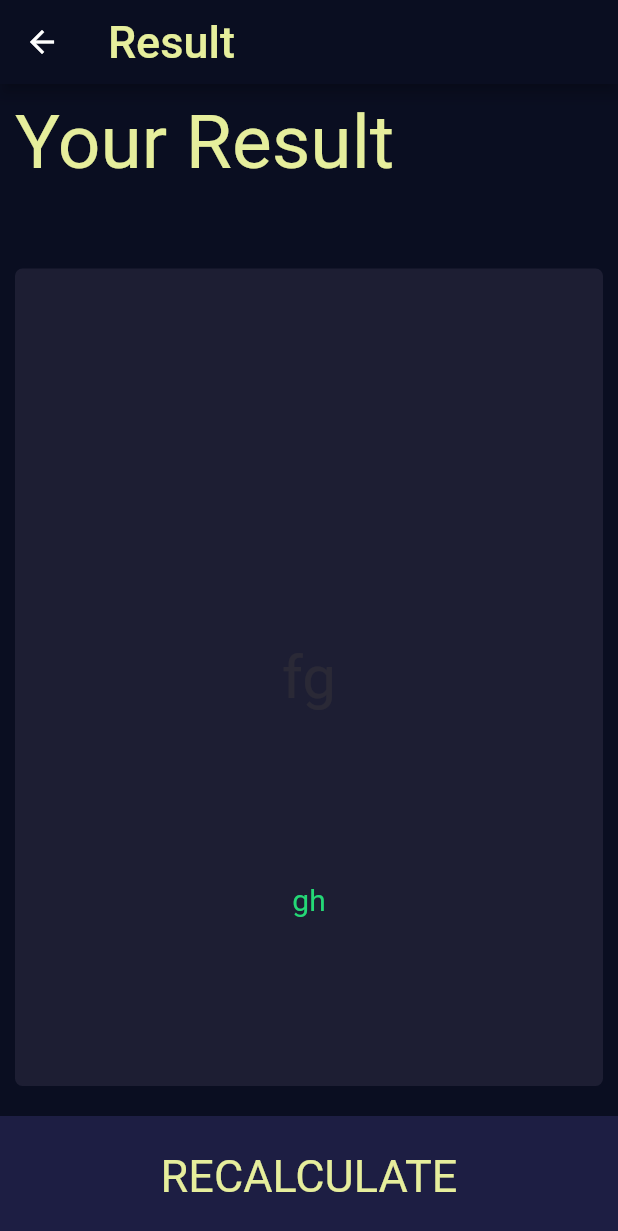
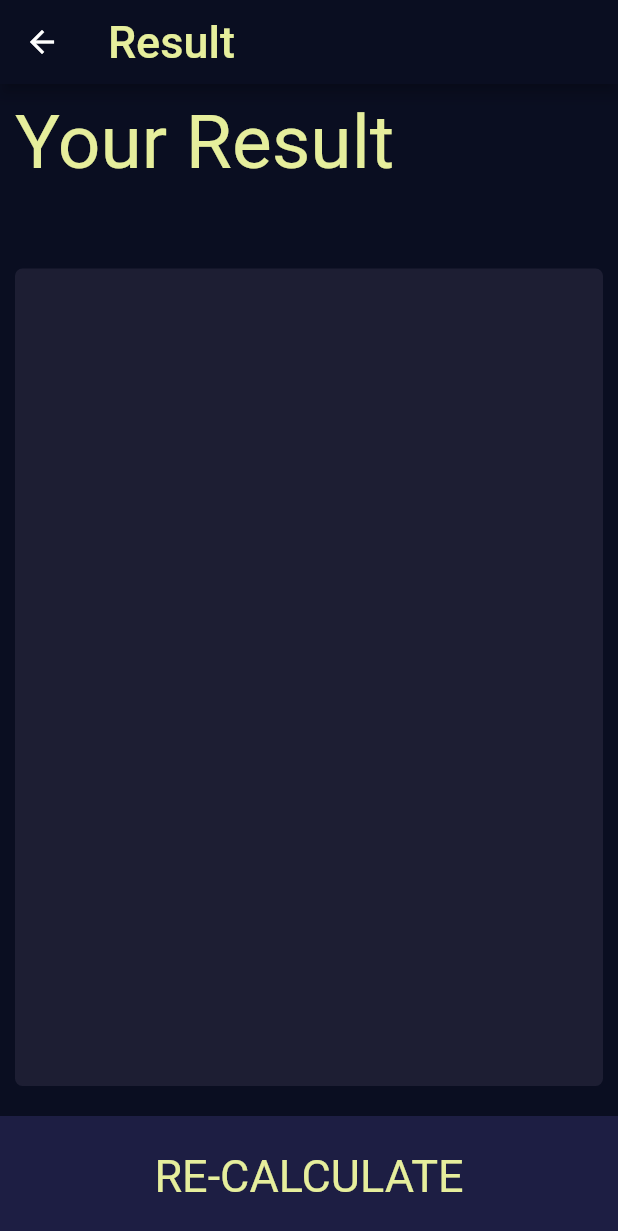
Before and after one commit to NamanBhoj/BMI_Calculato_App, a Flutter app: the ResultPage screen opened directly with empty values, on a phone screen of 412 x 824 dp. Shown: the top 1231 px of the screen. Run offline on Flutter 3.47's test engine with Material 2 defaults, Android fonts, the phone set to English and light mode, and no system bars; our stand-ins replace font_awesome_flutter.

Commit message:
Final Updates

```diff
--- a/bmi_calculator/lib/BmiBrain.dart
+++ b/bmi_calculator/lib/BmiBrain.dart
@@ -9,7 +9,7 @@ class Bmibrain {
   Bmibrain({this.height, this.weight});
 
   String Calculatebmi() {
-    double _bmi = weight / pow(height / 100, 2);
+    _bmi = weight / pow(height / 100, 2);
     return _bmi
         .toStringAsFixed(2); // specify the number of decimal places you want
   }
--- a/bmi_calculator/lib/ResultPage.dart
+++ b/bmi_calculator/lib/ResultPage.dart
@@ -46,18 +46,21 @@ class ResultPage extends StatelessWidget {
                 crossAxisAlignment: CrossAxisAlignment.center,
                 children: <Widget>[
                   Text(
-                    Bmiresult,
+                    Resulttext.toUpperCase(),
                     style: TextStyle(
                       fontSize: 20.0,
                       color: Color(0xFF24D876),
                     ),
                   ),
                   Text(
-                    'fg',
-                    style: TextStyle(fontSize: 40.0, color: Color(0xFF3D567)),
+                    Bmiresult,
+                    style: TextStyle(
+                        fontSize: 40.0,
+                        color: Colors.lime[200],
+                        fontWeight: FontWeight.bold),
                   ),
                   Text(
-                    'gh',
+                    Suggestion.toUpperCase(),
                     textAlign: TextAlign.center,
                     style: TextStyle(
                       fontSize: 20.0,
@@ -75,7 +78,7 @@ class ResultPage extends StatelessWidget {
             child: Container(
               child: Center(
                 child: Text(
-                  'RECALCULATE',
+                  'RE-CALCULATE',
                   style: TextStyle(fontSize: 30.0, color: Colors.lime[200]),
                 ),
               ),
--- a/bmi_calculator/lib/input_page.dart
+++ b/bmi_calculator/lib/input_page.dart
@@ -6,6 +6,7 @@ import 'package:font_awesome_flutter/font_awesome_flutter.dart';
 import 'IconCustomWidget.dart';
 import 'reusablecard.dart';
 import 'CustomButton.dart';
+import 'BmiBrain.dart';
 
 const bottomcontainerheight = 80.0;
 const usedcardcolor = Color(0xFF1D1E33);
--- a/bmi_calculator/lib/main.dart
+++ b/bmi_calculator/lib/main.dart
@@ -10,10 +10,6 @@ class BMICalculator extends StatelessWidget {
   Widget build(BuildContext context) {
     return MaterialApp(
       home: InputPage(),
-      routes: {
-        '/result': (context) => ResultPage(),
-        '/input': (context) => InputPage()
-      },
       theme: ThemeData(
           scaffoldBackgroundColor: Color(0xFF0A0E21),
           primaryColor: Color(0xFF0A0E21),
```
